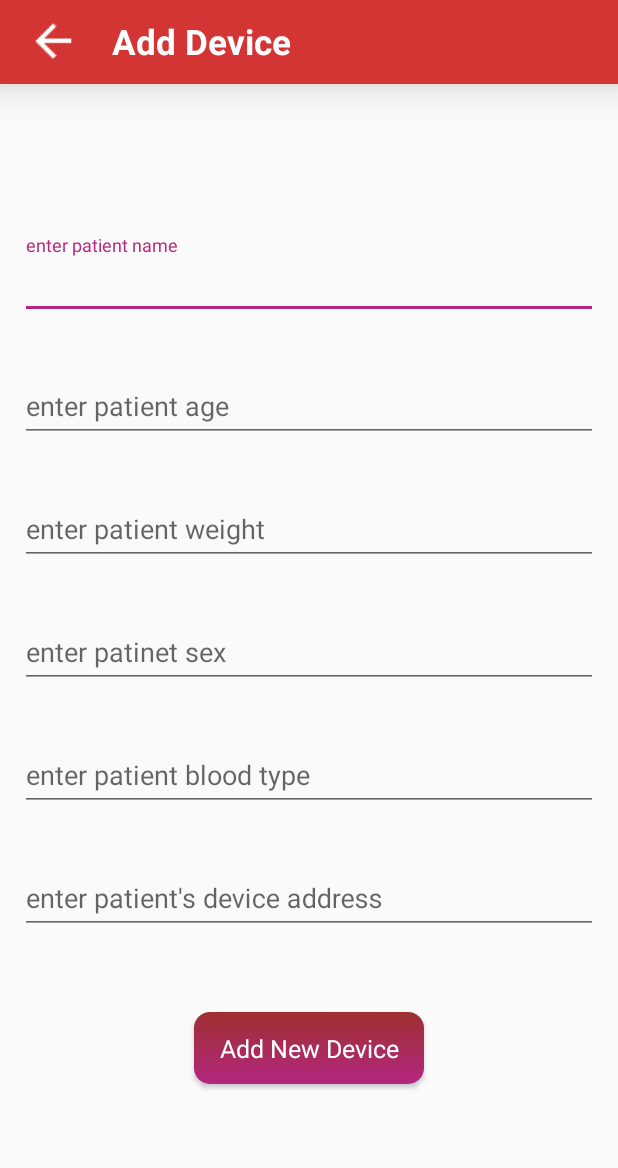
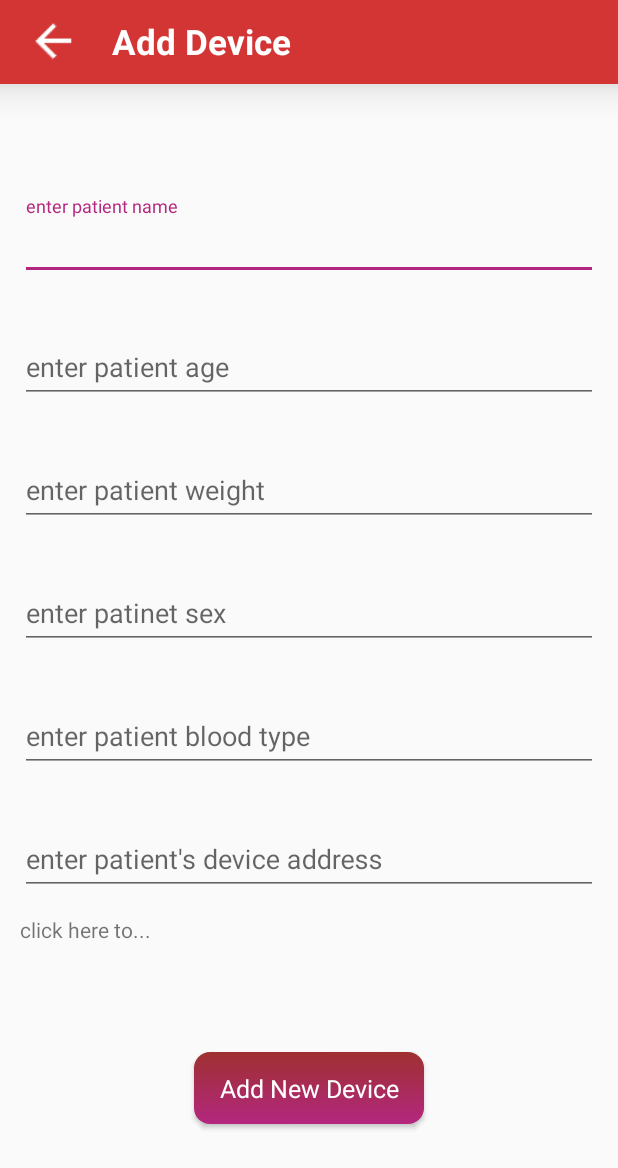
Before and after one commit to matihad/e-band, an Android app: the NewBandActivity screen opened directly, with no data from a screen before it, on a phone screen of 412 x 824 dp. Shown: the top 1168 px of the screen. Run offline under Robolectric (Android 15) with nearby library versions, the phone set to English and light mode, and no system bars; our stand-ins replace sdp/ssp sizes.

Commit message:
NewBandActivity : alertdialog added

```diff
--- a/app/src/main/java/mahdihadian/gholhak/ehealth/NewBandActivity.java
+++ b/app/src/main/java/mahdihadian/gholhak/ehealth/NewBandActivity.java
@@ -7,7 +7,10 @@ import android.support.v7.widget.Toolbar;
 import android.widget.Button;
 import android.widget.EditText;
 import android.widget.ImageButton;
+import android.widget.TextView;
 import android.widget.Toast;
+
+import mahdihadian.gholhak.ehealth.Utils.CheckBoxDialog;
 
 public class NewBandActivity extends AppCompatActivity {
 
@@ -17,6 +20,7 @@ public class NewBandActivity extends AppCompatActivity {
     EditText patient_name, patient_age,
     patient_weight, device_address,
     patient_sex, patient_bloodType;
+    TextView checked;
 
     @Override
     protected void onCreate(Bundle savedInstanceState) {
@@ -42,6 +46,11 @@ public class NewBandActivity extends AppCompatActivity {
             }
         });
 
+
+        checked.setOnClickListener(v->{
+            CheckBoxDialog dialog = new CheckBoxDialog();
+            dialog.show(getSupportFragmentManager(), null);
+        });
     }
 
     private void bind() {
@@ -52,8 +61,8 @@ public class NewBandActivity extends AppCompatActivity {
         add_device = findViewById(R.id.add_device);
         patient_sex = findViewById(R.id.patient_sex);
         patient_bloodType = findViewById(R.id.patient_bloodType);
-
         toolbar_add_device = findViewById(R.id.toolbar_add_device);
         back = findViewById(R.id.back);
+        checked = findViewById(R.id.checked);
     }
 }
--- a/app/src/main/res/layout/activity_new_band.xml
+++ b/app/src/main/res/layout/activity_new_band.xml
@@ -104,6 +104,13 @@
 
             </android.support.design.widget.TextInputLayout>
 
+            <android.support.v7.widget.AppCompatTextView
+                android:id="@+id/checked"
+                android:text="click here to..."
+                android:layout_width="match_parent"
+                android:layout_height="@dimen/_30sdp"
+                android:layout_marginTop="@dimen/_10sdp" />
+
 
             <android.support.v7.widget.AppCompatButton
                 android:id="@+id/add_device"
```
Also changed, not shown: app/src/main/java/mahdihadian/gholhak/ehealth/MainActivity.java (+0 -7 lines), app/src/main/java/mahdihadian/gholhak/ehealth/Utils/CheckBoxDialog.java (added, +48 -0 lines), app/src/main/res/layout/fragment_checkbox.xml (added, +37 -0 lines).
